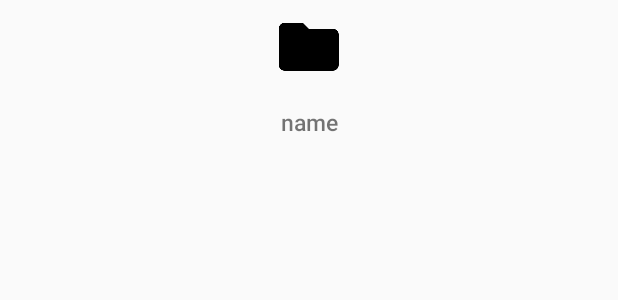
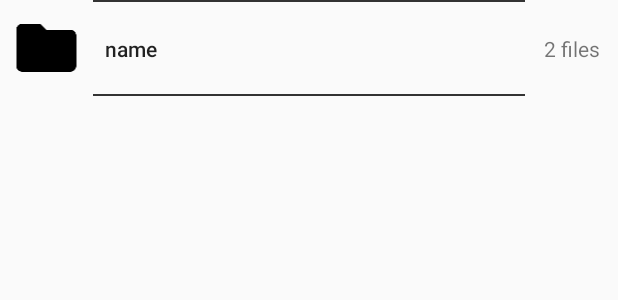
Before and after one commit to manav-mj/ApdroidFilePicker, an Android app: the layout item_file.xml on its own in the app's theme, with its tools: preview values and no code run, on a phone screen of 412 x 824 dp. Shown: the top 300 px of the screen. Run offline under Robolectric (Android 15) with nearby library versions, the phone set to English and light mode, and no system bars.

Commit message:
UI change

```diff
--- a/apdroidfilepickerlibrary/src/main/res/layout/item_file.xml
+++ b/apdroidfilepickerlibrary/src/main/res/layout/item_file.xml
@@ -12,18 +12,17 @@
         android:layout_height="wrap_content"
         android:layout_gravity="center"
         android:layout_marginBottom="8dp"
-        android:layout_marginEnd="8dp"
-        android:layout_marginStart="8dp"
         android:layout_marginTop="8dp"
         android:src="@drawable/ic_folder_black_48dp"
-        app:layout_constraintBottom_toTopOf="@+id/guideline"
-        app:layout_constraintEnd_toEndOf="parent"
+        app:layout_constraintBottom_toBottomOf="parent"
+        app:layout_constraintEnd_toStartOf="@+id/left_guidline"
         app:layout_constraintStart_toStartOf="parent"
-        app:layout_constraintTop_toTopOf="parent" />
+        app:layout_constraintTop_toTopOf="parent"
+        app:layout_constraintVertical_bias="0.0" />
 
     <TextView
         android:id="@+id/item_text_view"
-        android:layout_width="0dp"
+        android:layout_width="wrap_content"
         android:layout_height="wrap_content"
         android:layout_gravity="center"
         android:layout_marginBottom="8dp"
@@ -31,21 +30,64 @@
         android:layout_marginStart="8dp"
         android:layout_marginTop="8dp"
         android:ellipsize="middle"
-        android:fontFamily="sans-serif-medium"
         android:gravity="center"
         android:maxLines="2"
         android:text="name"
-        android:textSize="15sp"
+        android:textAppearance="@style/TextAppearance.AppCompat.Body2"
+        app:layout_constraintBottom_toBottomOf="parent"
+        app:layout_constraintEnd_toStartOf="@+id/right_guidline"
+        app:layout_constraintHorizontal_bias="0.0"
+        app:layout_constraintStart_toStartOf="@+id/left_guidline"
+        app:layout_constraintTop_toTopOf="parent" />
+
+    <TextView
+        android:id="@+id/file_count_text_view"
+        android:layout_width="wrap_content"
+        android:layout_height="wrap_content"
+        android:layout_marginBottom="8dp"
+        android:layout_marginTop="8dp"
+        android:text="2 files"
         app:layout_constraintBottom_toBottomOf="parent"
         app:layout_constraintEnd_toEndOf="parent"
-        app:layout_constraintStart_toStartOf="parent"
-        app:layout_constraintTop_toTopOf="@+id/guideline" />
+        app:layout_constraintStart_toStartOf="@+id/right_guidline"
+        app:layout_constraintTop_toTopOf="parent" />
 
     <android.support.constraint.Guideline
-        android:id="@+id/guideline"
+        android:id="@+id/right_guidline"
         android:layout_width="wrap_content"
         android:layout_height="wrap_content"
-        android:orientation="horizontal"
-        app:layout_constraintGuide_begin="63dp" />
+        android:orientation="vertical"
+        app:layout_constraintGuide_percent="0.85" />
+
+    <android.support.constraint.Guideline
+        android:id="@+id/left_guidline"
+        android:layout_width="wrap_content"
+        android:layout_height="wrap_content"
+        android:orientation="vertical"
+        app:layout_constraintGuide_percent=".15" />
+
+    <FrameLayout
+        android:background="@color/darkBackground"
+        android:layout_width="0dp"
+        android:layout_height="1dp"
+        app:layout_constraintBottom_toBottomOf="parent"
+        app:layout_constraintEnd_toStartOf="@+id/right_guidline"
+        app:layout_constraintStart_toStartOf="@+id/left_guidline"
+        app:layout_constraintTop_toTopOf="parent"
+        app:layout_constraintVertical_bias="0.0">
+
+    </FrameLayout>
+
+    <FrameLayout
+        android:background="@color/darkBackground"
+        android:layout_width="0dp"
+        android:layout_height="1dp"
+        app:layout_constraintBottom_toBottomOf="parent"
+        app:layout_constraintEnd_toStartOf="@+id/right_guidline"
+        app:layout_constraintStart_toStartOf="@+id/left_guidline"
+        app:layout_constraintTop_toTopOf="parent"
+        app:layout_constraintVertical_bias="1.0">
+
+    </FrameLayout>
 
 </android.support.constraint.ConstraintLayout>
--- a/apdroidfilepickerlibrary/src/main/res/values/colors.xml
+++ b/apdroidfilepickerlibrary/src/main/res/values/colors.xml
@@ -1,6 +1,15 @@
 <?xml version="1.0" encoding="utf-8"?>
 <resources>
-    <color name="colorPrimary">#3F51B5</color>
-    <color name="colorPrimaryDark">#303F9F</color>
-    <color name="colorAccent">#FF4081</color>
+    <color name="colorPrimary">@color/white</color>
+    <color name="colorPrimaryDark">@color/white</color>
+    <color name="colorAccent">#ffffff</color>
+
+    <color name="darkBackground">#333333</color>
+    <color name="darkActionBar">#222222</color>
+
+    <color name="brightBlue">#377dff</color>
+    <color name="darkBlue">#334681</color>
+    <color name="lightBlue">#dfeeff</color>
+
+    <color name="white">#ffffff</color>
 </resources>
--- a/apdroidfilepickerlibrary/src/main/res/values/dimens.xml
+++ b/apdroidfilepickerlibrary/src/main/res/values/dimens.xml
@@ -1,4 +1,4 @@
 <?xml version="1.0" encoding="utf-8"?>
 <resources>
-    <dimen name="file_size">110dp</dimen>
+    <dimen name="leftRightMargin">25dp</dimen>
 </resources>
```
Also changed, not shown: apdroidfilepickerlibrary/src/main/java/com/manavjain/apdroidfilepickerlibrary/ui/FileFragment.java (+17 -0 lines), apdroidfilepickerlibrary/src/main/java/com/manavjain/apdroidfilepickerlibrary/utils/FilePickerUtils.java (+9 -0 lines), apdroidfilepickerlibrary/src/main/res/layout/fragment_folder.xml (+17 -0 lines), apdroidfilepickerlibrary/src/main/res/drawable-hdpi/ic_insert_drive_file_black_48dp.png (added), apdroidfilepickerlibrary/src/main/res/drawable-mdpi/ic_insert_drive_file_black_48dp.png (added), apdroidfilepickerlibrary/src/main/res/drawable-xhdpi/ic_insert_drive_file_black_48dp.png (added), apdroidfilepickerlibrary/src/main/res/drawable-xxhdpi/ic_insert_drive_file_black_48dp.png (added), apdroidfilepickerlibrary/src/main/res/drawable-xxxhdpi/ic_insert_drive_file_black_48dp.png (added).
